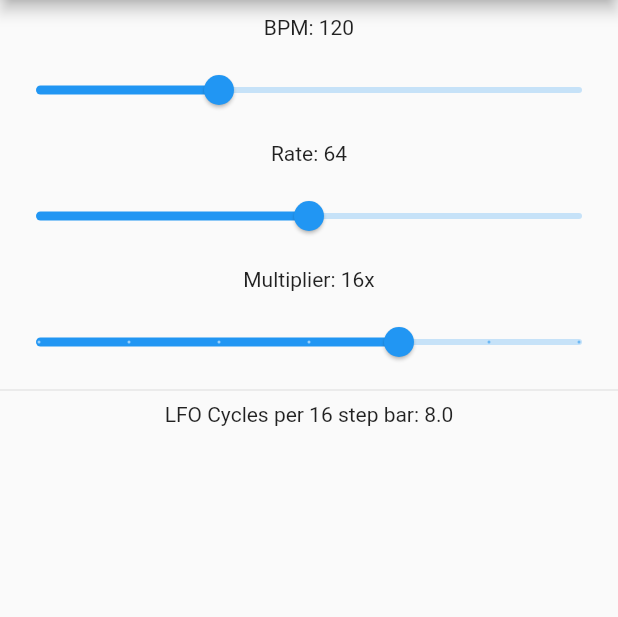
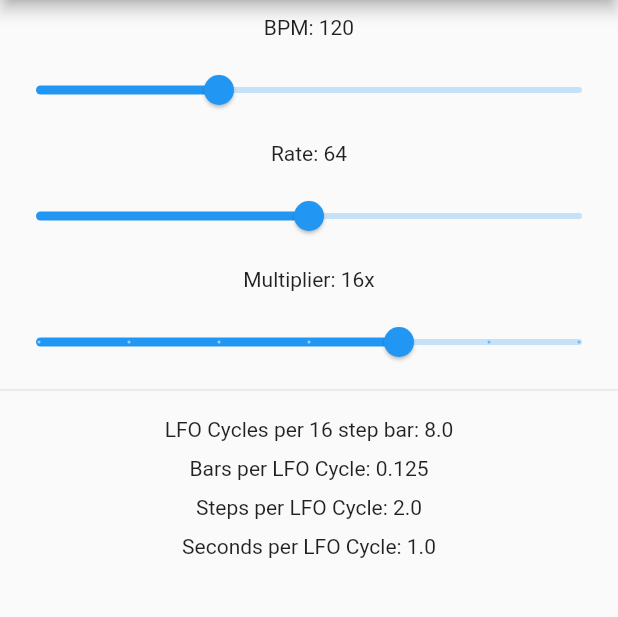
Before and after one commit to amorgan101010/elektronic-sequencer, a Flutter app: the screen it shows after launch, on a phone screen of 412 x 824 dp, the part 84-701 px from its top. Run offline on Flutter 3.47's test engine with Material 2 defaults, Android fonts, the phone set to English and light mode, and no system bars.

Commit message:
Got my initial vision implemented

```diff
--- a/lfo_sliderule/lib/main.dart
+++ b/lfo_sliderule/lib/main.dart
@@ -9,7 +9,6 @@ void main() {
 class MyApp extends StatelessWidget {
   const MyApp({Key? key}) : super(key: key);
 
-  // This widget is the root of your application.
   @override
   Widget build(BuildContext context) {
     return MaterialApp(
@@ -114,16 +113,39 @@ class _LFOSlidersState extends State<LFOSliders> {
               min: lfoMultiplierMinPower.toDouble(),
               max: lfoMultiplierMaxPower.toDouble()),
           const Divider(),
-          Text(
-              'LFO Cycles per 16 step bar: ${calculateLFOCyclesPerBar().toString()}'),
+          const SizedBox(
+            height: 10,
+          ),
+          Text('LFO Cycles per 16 step bar: ${calculateLFOCyclesPerBar()}'),
+          const SizedBox(
+            height: 10,
+          ),
+          Text('Bars per LFO Cycle: ${calculateBarsPerLFOCycle()}'),
+          const SizedBox(
+            height: 10,
+          ),
+          Text('Steps per LFO Cycle: ${calculateStepsPerLFOCycle()}'),
+          const SizedBox(
+            height: 10,
+          ),
+          Text('Seconds per LFO Cycle: ${calculateSecondsPerLFOCycle()}'),
         ],
       )),
     );
   }
 
-  num calculateLFOCycleDurationInSteps() => lfoRate * lfoMultiplier * bpm;
+  num calculateStepsPerLFOCycle() => 16 * calculateBarsPerLFOCycle();
+
+  num calculateBeatsPerLFOCycle() => calculateStepsPerLFOCycle() / 4;
 
   num calculateLFOCyclesPerBar() => (lfoRate * lfoMultiplier) / 128;
 
   num calculateBarsPerLFOCycle() => 1 / calculateLFOCyclesPerBar();
+
+  num calculateSecondsPerBeat() => 60 / bpm;
+
+  num calculateSecondsPerBar() => calculateSecondsPerBeat() / 4;
+
+  num calculateSecondsPerLFOCycle() =>
+      calculateSecondsPerBar() * (1 / calculateBarsPerLFOCycle());
 }
```
